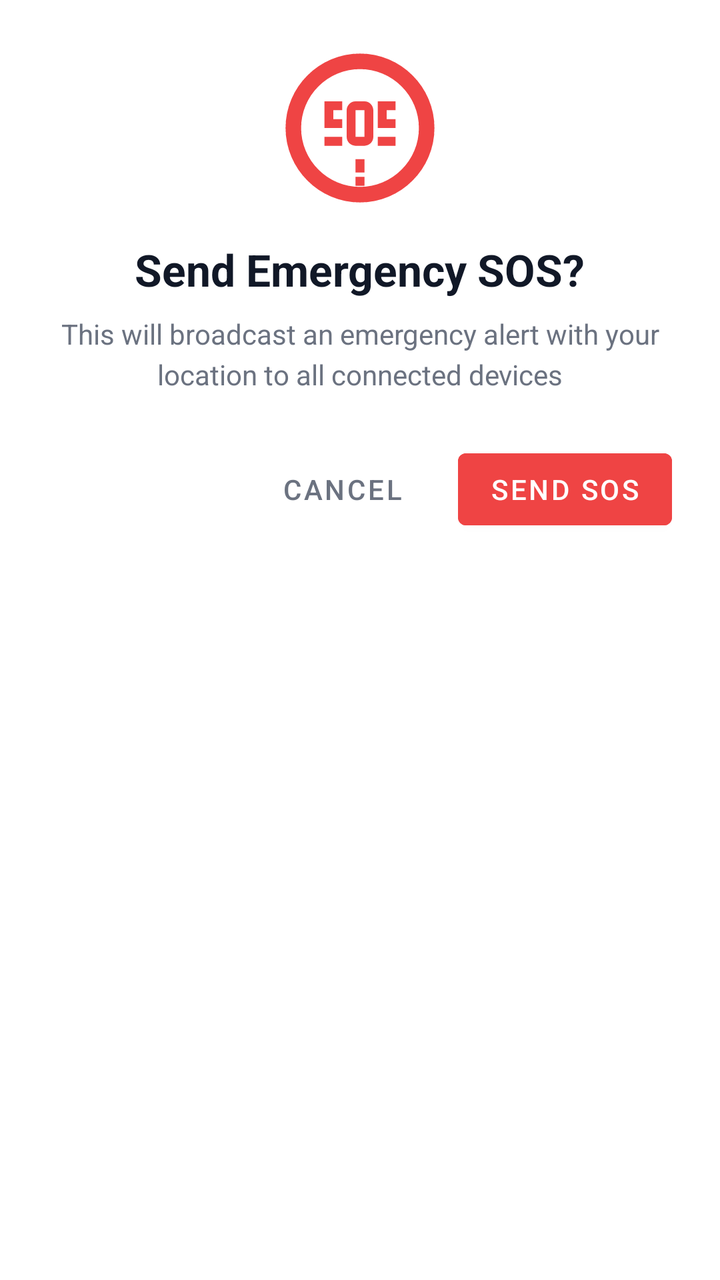
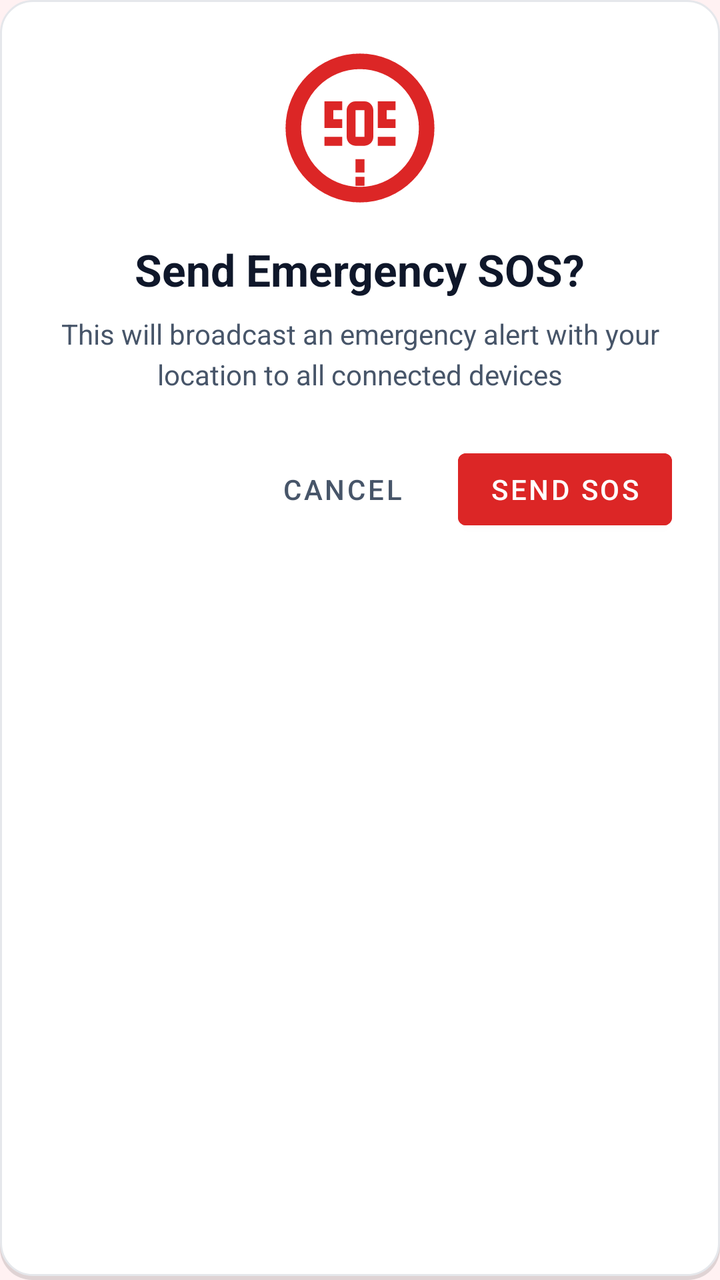

An Android layout rendered at two revisions. The XML below is the earlier revision; the diff shows what the commit changed to produce the second picture.
<!-- AndroidManifest.xml: application theme Theme.DisasterComm -->
<!-- res/layout/dialog_sos_confirmation.xml -->
<?xml version="1.0" encoding="utf-8"?>
<LinearLayout xmlns:android="http://schemas.android.com/apk/res/android"
    xmlns:app="http://schemas.android.com/apk/res-auto"
    android:layout_width="match_parent"
    android:layout_height="wrap_content"
    android:orientation="vertical"
    android:padding="24dp"
    android:background="@color/card_background">

    
    <ImageView
        android:layout_width="80dp"
        android:layout_height="80dp"
        android:layout_gravity="center"
        android:src="@drawable/ic_sos"
        app:tint="@color/sos_red"
        android:contentDescription="Emergency"/>

    
    <TextView
        android:layout_width="wrap_content"
        android:layout_height="wrap_content"
        android:layout_gravity="center"
        android:layout_marginTop="16dp"
        android:text="Send Emergency SOS?"
        android:textColor="@color/text_primary"
        android:textSize="22sp"
        android:textStyle="bold"/>

    
    <TextView
        android:layout_width="wrap_content"
        android:layout_height="wrap_content"
        android:layout_gravity="center"
        android:layout_marginTop="8dp"
        android:text="This will broadcast an emergency alert with your location to all connected devices"
        android:textColor="@color/text_secondary"
        android:textSize="14sp"
        android:gravity="center"
        android:lineSpacingExtra="4dp"/>

    
    <TextView
        android:id="@+id/tvCountdown"
        android:layout_width="wrap_content"
        android:layout_height="wrap_content"
        android:layout_gravity="center"
        android:layout_marginTop="24dp"
        android:text="Sending in 3..."
        android:textColor="@color/sos_red"
        android:textSize="18sp"
        android:textStyle="bold"
        android:visibility="gone"/>

    
    <ProgressBar
        android:id="@+id/progressBar"
        style="?android:attr/progressBarStyleHorizontal"
        android:layout_width="match_parent"
        android:layout_height="wrap_content"
        android:layout_marginTop="16dp"
        android:progressTint="@color/sos_red"
        android:max="100"
        android:visibility="gone"/>

    
    <LinearLayout
        android:layout_width="match_parent"
        android:layout_height="wrap_content"
        android:layout_marginTop="24dp"
        android:orientation="horizontal"
        android:gravity="end">

        <Button
            android:id="@+id/btnCancel"
            style="@style/Widget.MaterialComponents.Button.TextButton"
            android:layout_width="wrap_content"
            android:layout_height="wrap_content"
            android:text="Cancel"
            android:textColor="@color/text_secondary"
            android:minWidth="100dp"/>

        <Button
            android:id="@+id/btnConfirm"
            android:layout_width="wrap_content"
            android:layout_height="wrap_content"
            android:layout_marginStart="8dp"
            android:text="Send SOS"
            android:backgroundTint="@color/sos_red"
            android:textColor="@color/white"
            android:minWidth="100dp"/>
    </LinearLayout>

</LinearLayout>
<!-- resources referenced by this layout -->
<resources>
  <color name="card_background">@color/surface</color>
  <color name="sos_red">@color/error</color>
  <color name="text_primary">#111827</color>
  <color name="text_secondary">#6B7280</color>
  <color name="white">#FFFFFF</color>
  <!-- drawable ic_sos (drawable) -->
  <vector xmlns:android="http://schemas.android.com/apk/res/android"
      android:width="36dp"
      android:height="36dp"
      android:viewportWidth="36"
      android:viewportHeight="36">
      
      
      <path
          android:fillColor="#FFFFFF"
          android:pathData="M18,2C9.2,2 2,9.2 2,18s7.2,16 16,16 16,-7.2 16,-16S26.8,2 18,2zM18,32c-7.7,0 -14,-6.3 -14,-14S10.3,4 18,4s14,6.3 14,14S25.7,32 18,32z"
          android:strokeWidth="1.5"
          android:strokeColor="#FFFFFF"/>
      
      
      <path
          android:fillColor="#FFFFFF"
          android:pathData="M10,14 L10,12 L14,12 L14,14 L12,14 L12,16 L14,16 L14,18 L10,18 L10,20 L14,20 L14,22 L10,22z"/>
      
      <path
          android:fillColor="#FFFFFF"
          android:pathData="M15,14 C15,12.9 15.9,12 17,12 L19,12 C20.1,12 21,12.9 21,14 L21,20 C21,21.1 20.1,22 19,22 L17,22 C15.9,22 15,21.1 15,20z M17,14 L17,20 L19,20 L19,14z"/>
      
      <path
          android:fillColor="#FFFFFF"
          android:pathData="M22,14 L22,12 L26,12 L26,14 L24,14 L24,16 L26,16 L26,18 L22,18 L22,20 L26,20 L26,22 L22,22z"/>
      
      
      <path
          android:fillColor="#FFFFFF"
          android:pathData="M17,25 L19,25 L19,28 L17,28z M17,29 L19,29 L19,31 L17,31z"/>
  </vector>
  <style name="Theme.DisasterComm" parent="Theme.MaterialComponents.Light.NoActionBar">
          
          <item name="colorPrimary">@color/primary</item>
          <item name="colorPrimaryVariant">@color/primary_variant</item>
          <item name="colorOnPrimary">@color/text_on_primary</item>
          
          
          <item name="colorSecondary">@color/secondary</item>
          <item name="colorSecondaryVariant">@color/secondary_variant</item>
          <item name="colorOnSecondary">@color/white</item>
          
          
          <item name="android:windowBackground">@color/background</item>
          <item name="colorSurface">@color/surface</item>
          <item name="colorOnSurface">@color/text_primary</item>
          
          
          <item name="android:statusBarColor">@color/primary_variant</item>
          <item name="android:windowLightStatusBar">false</item>
      </style>
  <color name="surface">#FFFFFF</color>
  <color name="error">#EF4444</color>
  <color name="primary">#2563EB</color>
  <color name="primary_variant">#1D4ED8</color>
  <color name="text_on_primary">#FFFFFF</color>
  <color name="secondary">#0EA5E9</color>
  <color name="secondary_variant">#0284C7</color>
  <color name="background">#F3F4F6</color>
</resources>

<!-- the commit's change to res/layout/dialog_sos_confirmation.xml (unified diff, before → after) -->
@@ -5,7 +5,7 @@
     android:layout_height="wrap_content"
     android:orientation="vertical"
     android:padding="24dp"
-    android:background="@color/card_background">
+    android:background="@drawable/bg_card_elevated">
 
     
     <ImageView
<!-- resource entries referenced after the edit -->
@@ -1,10 +1,29 @@
 <!-- resources referenced by this layout -->
 <resources>
-  <color name="card_background">@color/surface</color>
   <color name="sos_red">@color/error</color>
-  <color name="text_primary">#111827</color>
-  <color name="text_secondary">#6B7280</color>
+  <color name="text_primary">#0F172A</color>
+  <color name="text_secondary">#475569</color>
   <color name="white">#FFFFFF</color>
+  <!-- drawable bg_card_elevated (drawable) -->
+  <?xml version="1.0" encoding="utf-8"?>
+  <layer-list xmlns:android="http://schemas.android.com/apk/res/android">
+      
+      <item android:top="2dp">
+          <shape android:shape="rectangle">
+              <solid android:color="#20000000"/>
+              <corners android:radius="@dimen/radius_lg"/>
+          </shape>
+      </item>
+      
+      
+      <item android:bottom="2dp">
+          <shape android:shape="rectangle">
+              <solid android:color="@color/white"/>
+              <corners android:radius="@dimen/radius_lg"/>
+              <stroke android:width="1dp" android:color="#E5E7EB"/>
+          </shape>
+      </item>
+  </layer-list>
   <!-- drawable ic_sos (drawable) -->
   <vector xmlns:android="http://schemas.android.com/apk/res/android"
       android:width="36dp"
@@ -58,12 +77,13 @@
           <item name="android:windowLightStatusBar">false</item>
       </style>
   <color name="surface">#FFFFFF</color>
-  <color name="error">#EF4444</color>
-  <color name="primary">#2563EB</color>
-  <color name="primary_variant">#1D4ED8</color>
+  <color name="error">#DC2626</color>
+  <dimen name="radius_lg">16dp</dimen>
+  <color name="primary">#DC2626</color>
+  <color name="primary_variant">#B91C1C</color>
   <color name="text_on_primary">#FFFFFF</color>
-  <color name="secondary">#0EA5E9</color>
-  <color name="secondary_variant">#0284C7</color>
-  <color name="background">#F3F4F6</color>
+  <color name="secondary">#EF4444</color>
+  <color name="secondary_variant">#991B1B</color>
+  <color name="background">#FFF1F2</color>
 </resources>
 
